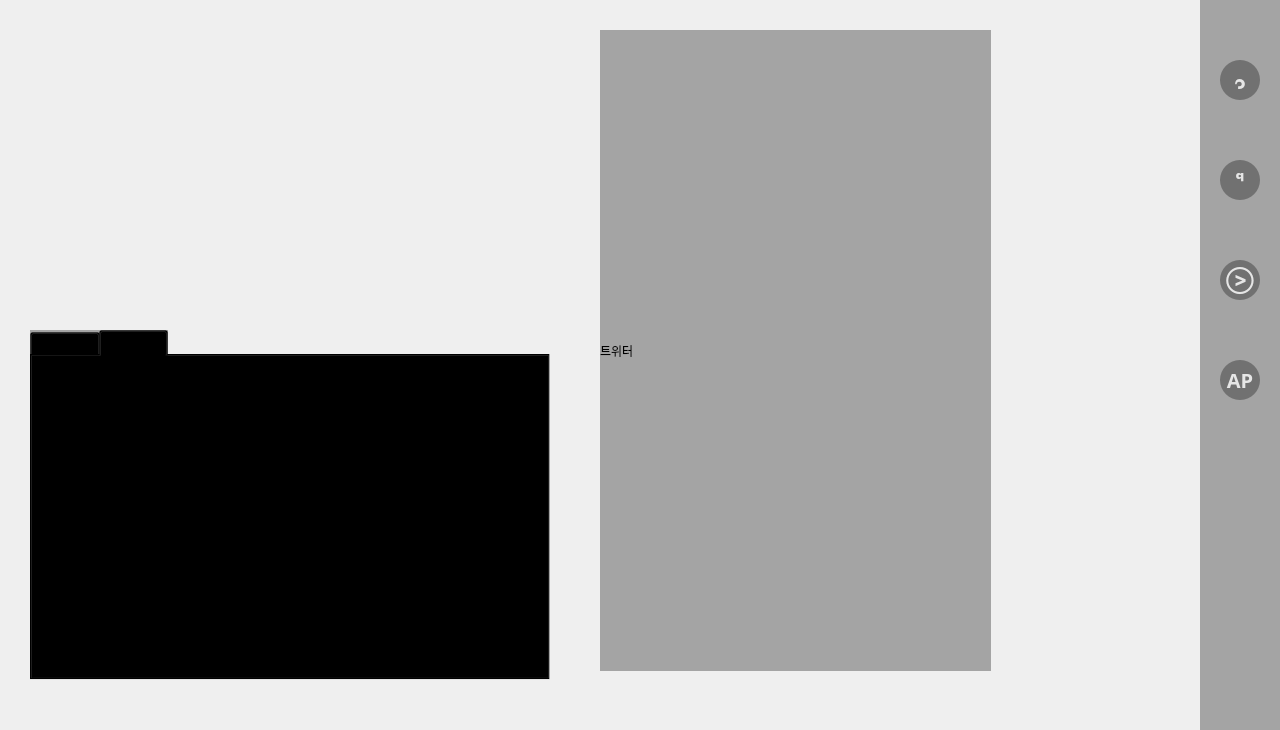
Seoilyoung/Blue-Note, file Gui/Screen.ui: the form before one commit.
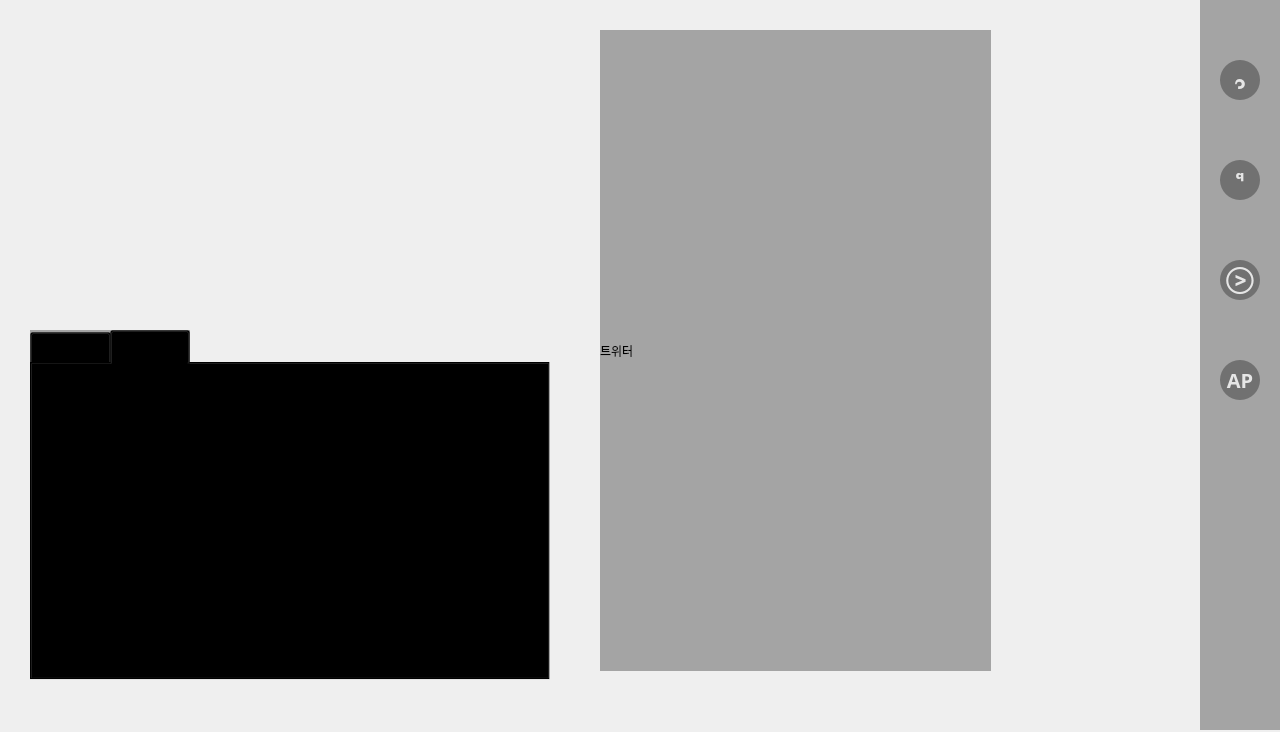
The form after the commit. The open tabs and pages were chosen to show the change.

Commit message: 오류수정

```diff
--- a/Gui/Screen.ui
+++ b/Gui/Screen.ui
@@ -7,7 +7,7 @@
     <x>0</x>
     <y>0</y>
     <width>1280</width>
-    <height>730</height>
+    <height>732</height>
    </rect>
   </property>
   <property name="windowTitle">
@@ -218,9 +218,19 @@
          <height>350</height>
         </rect>
        </property>
+       <property name="font">
+        <font>
+         <family>배달의민족 주아</family>
+         <pointsize>11</pointsize>
+         <kerning>true</kerning>
+        </font>
+       </property>
        <property name="styleSheet">
         <string notr="true">background-color: rgba(0,0,0,80);</string>
        </property>
+       <property name="tabShape">
+        <enum>QTabWidget::Rounded</enum>
+       </property>
        <property name="currentIndex">
         <number>1</number>
        </property>
@@ -246,7 +256,7 @@
         <attribute name="title">
          <string>주요소식</string>
         </attribute>
-        <widget class="QTableWidget" name="tableWidget_home_maintopic">
+        <widget class="QListWidget" name="listWidget_home2">
          <property name="geometry">
           <rect>
            <x>0</x>
@@ -255,96 +265,9 @@
            <height>325</height>
           </rect>
          </property>
-         <property name="verticalScrollBarPolicy">
+         <property name="horizontalScrollBarPolicy">
           <enum>Qt::ScrollBarAlwaysOff</enum>
          </property>
-         <property name="sizeAdjustPolicy">
-          <enum>QAbstractScrollArea::AdjustIgnored</enum>
-         </property>
-         <property name="dragDropOverwriteMode">
-          <bool>false</bool>
-         </property>
-         <property name="showGrid">
-          <bool>true</bool>
-         </property>
-         <property name="gridStyle">
-          <enum>Qt::SolidLine</enum>
-         </property>
-         <property name="wordWrap">
-          <bool>false</bool>
-         </property>
-         <property name="cornerButtonEnabled">
-          <bool>false</bool>
-         </property>
-         <property name="rowCount">
-          <number>10</number>
-         </property>
-         <attribute name="horizontalHeaderVisible">
-          <bool>false</bool>
-         </attribute>
-         <attribute name="horizontalHeaderCascadingSectionResizes">
-          <bool>false</bool>
-         </attribute>
-         <attribute name="horizontalHeaderStretchLastSection">
-          <bool>true</bool>
-         </attribute>
-         <attribute name="verticalHeaderVisible">
-          <bool>false</bool>
-         </attribute>
-         <attribute name="verticalHeaderCascadingSectionResizes">
-          <bool>true</bool>
-         </attribute>
-         <attribute name="verticalHeaderShowSortIndicator" stdset="0">
-          <bool>false</bool>
-         </attribute>
-         <attribute name="verticalHeaderStretchLastSection">
-          <bool>false</bool>
-         </attribute>
-         <row>
-          <property name="text">
-           <string>New Row</string>
-          </property>
-         </row>
-         <row>
-          <property name="text">
-           <string>New Row</string>
-          </property>
-         </row>
-         <row>
-          <property name="text">
-           <string>New Row</string>
-          </property>
-         </row>
-         <row>
-          <property name="text">
-           <string>New Row</string>
-          </property>
-         </row>
-         <row>
-          <property name="text">
-           <string>New Row</string>
-          </property>
-         </row>
-         <row/>
-         <row/>
-         <row/>
-         <row/>
-         <row/>
-         <column>
-          <property name="text">
-           <string>title</string>
-          </property>
-         </column>
-         <column>
-          <property name="text">
-           <string>link</string>
-          </property>
-         </column>
-         <column>
-          <property name="text">
-           <string>date</string>
-          </property>
-         </column>
         </widget>
        </widget>
       </widget>
```
Left out of the diff: 25 changed lines with no effect on the pictures. The commit also changes 1 other file.
